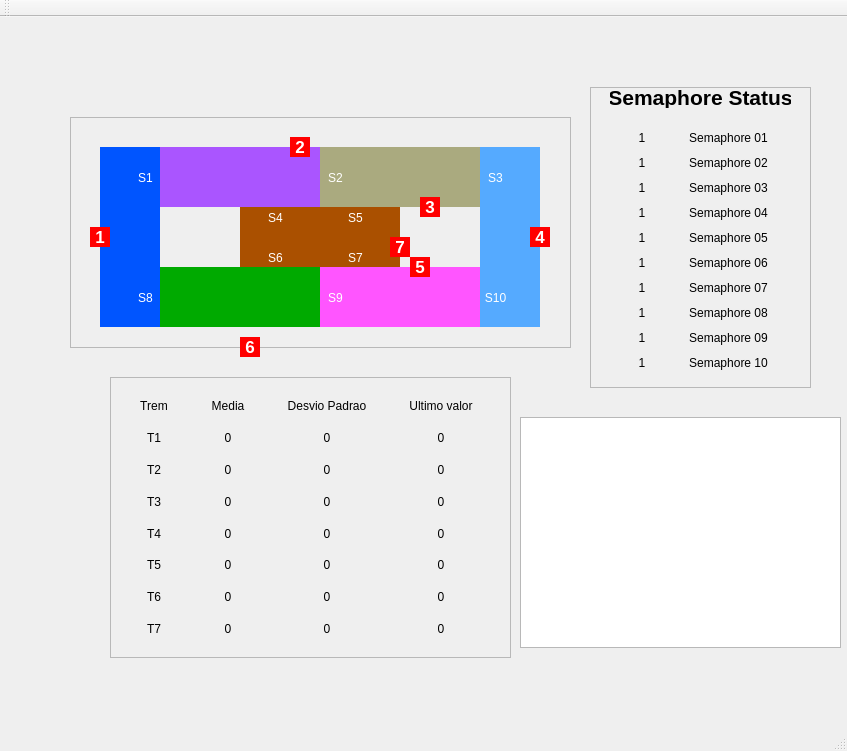
This is mainwindow.ui in arturcuringa/Trens as Qt 5 draws it before an edit. The edited form follows.
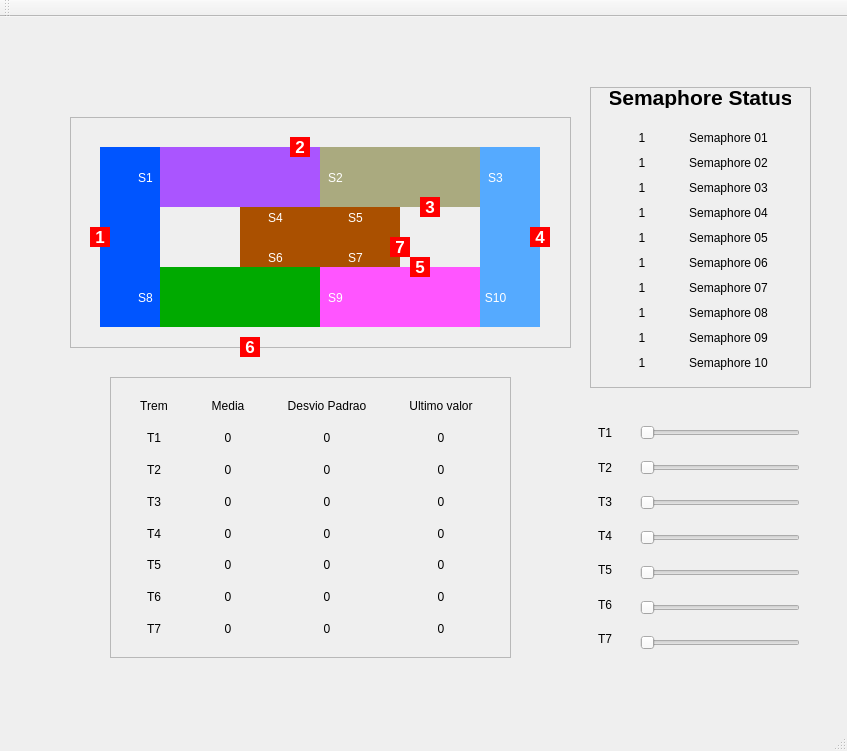
This is the edited form.

Patch:
```diff
--- a/mainwindow.ui
+++ b/mainwindow.ui
@@ -1330,20 +1330,249 @@
      </layout>
     </widget>
    </widget>
-   <widget class="QPlainTextEdit" name="logger">
+   <widget class="QSlider" name="horizontalSlider">
     <property name="geometry">
      <rect>
-      <x>520</x>
-      <y>400</y>
-      <width>321</width>
-      <height>231</height>
+      <x>640</x>
+      <y>408</y>
+      <width>160</width>
+      <height>16</height>
      </rect>
     </property>
-    <property name="plainText">
-     <string/>
+    <property name="orientation">
+     <enum>Qt::Horizontal</enum>
     </property>
-    <property name="centerOnScroll">
-     <bool>true</bool>
+   </widget>
+   <widget class="QSlider" name="horizontalSlider_2">
+    <property name="geometry">
+     <rect>
+      <x>640</x>
+      <y>618</y>
+      <width>160</width>
+      <height>16</height>
+     </rect>
+    </property>
+    <property name="orientation">
+     <enum>Qt::Horizontal</enum>
+    </property>
+   </widget>
+   <widget class="QSlider" name="horizontalSlider_3">
+    <property name="geometry">
+     <rect>
+      <x>640</x>
+      <y>478</y>
+      <width>160</width>
+      <height>16</height>
+     </rect>
+    </property>
+    <property name="orientation">
+     <enum>Qt::Horizontal</enum>
+    </property>
+   </widget>
+   <widget class="QSlider" name="horizontalSlider_4">
+    <property name="geometry">
+     <rect>
+      <x>640</x>
+      <y>443</y>
+      <width>160</width>
+      <height>16</height>
+     </rect>
+    </property>
+    <property name="orientation">
+     <enum>Qt::Horizontal</enum>
+    </property>
+   </widget>
+   <widget class="QSlider" name="horizontalSlider_5">
+    <property name="geometry">
+     <rect>
+      <x>640</x>
+      <y>513</y>
+      <width>160</width>
+      <height>16</height>
+     </rect>
+    </property>
+    <property name="orientation">
+     <enum>Qt::Horizontal</enum>
+    </property>
+   </widget>
+   <widget class="QSlider" name="horizontalSlider_6">
+    <property name="geometry">
+     <rect>
+      <x>640</x>
+      <y>548</y>
+      <width>160</width>
+      <height>16</height>
+     </rect>
+    </property>
+    <property name="orientation">
+     <enum>Qt::Horizontal</enum>
+    </property>
+   </widget>
+   <widget class="QSlider" name="horizontalSlider_7">
+    <property name="geometry">
+     <rect>
+      <x>640</x>
+      <y>583</y>
+      <width>160</width>
+      <height>16</height>
+     </rect>
+    </property>
+    <property name="orientation">
+     <enum>Qt::Horizontal</enum>
+    </property>
+   </widget>
+   <widget class="QLabel" name="strs8_4">
+    <property name="geometry">
+     <rect>
+      <x>580</x>
+      <y>608</y>
+      <width>50</width>
+      <height>28</height>
+     </rect>
+    </property>
+    <property name="maximumSize">
+     <size>
+      <width>70</width>
+      <height>16777215</height>
+     </size>
+    </property>
+    <property name="text">
+     <string>T7</string>
+    </property>
+    <property name="alignment">
+     <set>Qt::AlignCenter</set>
+    </property>
+   </widget>
+   <widget class="QLabel" name="strs5_4">
+    <property name="geometry">
+     <rect>
+      <x>580</x>
+      <y>505</y>
+      <width>50</width>
+      <height>28</height>
+     </rect>
+    </property>
+    <property name="maximumSize">
+     <size>
+      <width>70</width>
+      <height>16777215</height>
+     </size>
+    </property>
+    <property name="text">
+     <string>T4</string>
+    </property>
+    <property name="alignment">
+     <set>Qt::AlignCenter</set>
+    </property>
+   </widget>
+   <widget class="QLabel" name="strs2_4">
+    <property name="geometry">
+     <rect>
+      <x>580</x>
+      <y>436</y>
+      <width>50</width>
+      <height>29</height>
+     </rect>
+    </property>
+    <property name="maximumSize">
+     <size>
+      <width>70</width>
+      <height>16777215</height>
+     </size>
+    </property>
+    <property name="text">
+     <string>T2</string>
+    </property>
+    <property name="alignment">
+     <set>Qt::AlignCenter</set>
+    </property>
+   </widget>
+   <widget class="QLabel" name="strs3_4">
+    <property name="geometry">
+     <rect>
+      <x>580</x>
+      <y>401</y>
+      <width>50</width>
+      <height>29</height>
+     </rect>
+    </property>
+    <property name="maximumSize">
+     <size>
+      <width>70</width>
+      <height>16777215</height>
+     </size>
+    </property>
+    <property name="text">
+     <string>T1</string>
+    </property>
+    <property name="alignment">
+     <set>Qt::AlignCenter</set>
+    </property>
+   </widget>
+   <widget class="QLabel" name="strs6_4">
+    <property name="geometry">
+     <rect>
+      <x>580</x>
+      <y>539</y>
+      <width>50</width>
+      <height>28</height>
+     </rect>
+    </property>
+    <property name="maximumSize">
+     <size>
+      <width>70</width>
+      <height>16777215</height>
+     </size>
+    </property>
+    <property name="text">
+     <string>T5</string>
+    </property>
+    <property name="alignment">
+     <set>Qt::AlignCenter</set>
+    </property>
+   </widget>
+   <widget class="QLabel" name="strs7_4">
+    <property name="geometry">
+     <rect>
+      <x>580</x>
+      <y>573</y>
+      <width>50</width>
+      <height>29</height>
+     </rect>
+    </property>
+    <property name="maximumSize">
+     <size>
+      <width>70</width>
+      <height>16777215</height>
+     </size>
+    </property>
+    <property name="text">
+     <string>T6</string>
+    </property>
+    <property name="alignment">
+     <set>Qt::AlignCenter</set>
+    </property>
+   </widget>
+   <widget class="QLabel" name="strs4_4">
+    <property name="geometry">
+     <rect>
+      <x>580</x>
+      <y>470</y>
+      <width>50</width>
+      <height>29</height>
+     </rect>
+    </property>
+    <property name="maximumSize">
+     <size>
+      <width>70</width>
+      <height>16777215</height>
+     </size>
+    </property>
+    <property name="text">
+     <string>T3</string>
+    </property>
+    <property name="alignment">
+     <set>Qt::AlignCenter</set>
     </property>
    </widget>
    <zorder>frame</zorder>
```
Left out of the diff: 15 changed lines with no effect on the pictures.
